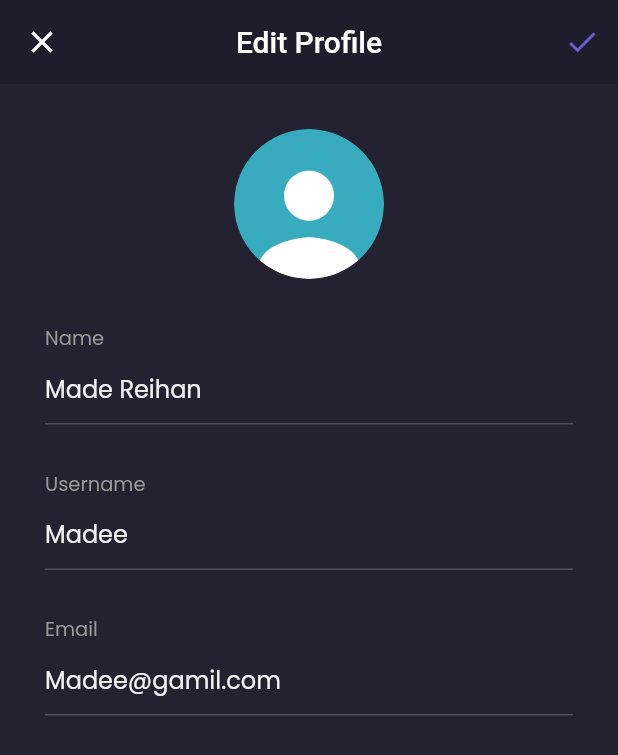
After one commit to Madeean/MadeeMerce_mobile, a Flutter app: the EditProfilePage screen opened by its route, on a phone screen of 412 x 824 dp. The commit adds this screen. Shown: the top 755 px of the screen. Run offline on Flutter 3.47's test engine with Material 2 defaults, Android fonts, the phone set to English and light mode, and no system bars; our stand-ins replace google_fonts.

Commit message:
edit profile

```diff
--- a/lib/main.dart
+++ b/lib/main.dart
@@ -1,5 +1,6 @@
 import 'package:flutter/material.dart';
 import 'package:flutter_client/pages/detail_chat_page.dart';
+import 'package:flutter_client/pages/edit_profile_page.dart';
 import 'package:flutter_client/pages/home/main_page.dart';
 import 'package:flutter_client/pages/sign_in_page.dart';
 import 'package:flutter_client/pages/sign_up_page.dart';
@@ -21,6 +22,7 @@ class MyApp extends StatelessWidget {
         '/sign-up': (context) => SignUpPage(),
         '/home': (context) => MainPage(),
         '/detail-chat': (context) => DetailChatPage(),
+        '/edit-profile': (context) => EditProfilePage(),
       },
     );
   }
--- /dev/null
+++ b/lib/pages/edit_profile_page.dart
@@ -0,0 +1,151 @@
+import 'package:flutter/material.dart';
+import 'package:flutter_client/theme.dart';
+
+class EditProfilePage extends StatelessWidget {
+  const EditProfilePage({Key? key}) : super(key: key);
+
+  @override
+  Widget build(BuildContext context) {
+    PreferredSizeWidget header() {
+      return AppBar(
+        leading: IconButton(
+          icon: Icon(Icons.close),
+          onPressed: () {
+            Navigator.pop(context);
+          },
+        ),
+        backgroundColor: backgroundColor1,
+        elevation: 0,
+        centerTitle: true,
+        title: Text('Edit Profile'),
+        actions: [
+          IconButton(
+            onPressed: () {},
+            icon: Icon(
+              Icons.check,
+              color: primaryColor,
+            ),
+          ),
+        ],
+      );
+    }
+
+    Widget nameInput() {
+      return Container(
+        margin: EdgeInsets.only(top: 30),
+        child: Column(
+          crossAxisAlignment: CrossAxisAlignment.start,
+          children: [
+            Text(
+              'Name',
+              style: secondaryTextStyle.copyWith(fontSize: 13),
+            ),
+            TextFormField(
+              style: primaryTextStyle,
+              decoration: InputDecoration(
+                hintText: 'Made Reihan',
+                hintStyle: primaryTextStyle,
+                enabledBorder: UnderlineInputBorder(
+                  borderSide: BorderSide(
+                    color: subtitleColor,
+                  ),
+                ),
+              ),
+            ),
+          ],
+        ),
+      );
+    }
+
+    Widget emailInput() {
+      return Container(
+        margin: EdgeInsets.only(top: 30),
+        child: Column(
+          crossAxisAlignment: CrossAxisAlignment.start,
+          children: [
+            Text(
+              'Email',
+              style: secondaryTextStyle.copyWith(fontSize: 13),
+            ),
+            TextFormField(
+              style: primaryTextStyle,
+              decoration: InputDecoration(
+                hintText: 'Madee@gamil.com',
+                hintStyle: primaryTextStyle,
+                enabledBorder: UnderlineInputBorder(
+                  borderSide: BorderSide(
+                    color: subtitleColor,
+                  ),
+                ),
+              ),
+            ),
+          ],
+        ),
+      );
+    }
+
+    Widget usernameInput() {
+      return Container(
+        margin: EdgeInsets.only(top: 30),
+        child: Column(
+          crossAxisAlignment: CrossAxisAlignment.start,
+          children: [
+            Text(
+              'Username',
+              style: secondaryTextStyle.copyWith(fontSize: 13),
+            ),
+            TextFormField(
+              style: primaryTextStyle,
+              decoration: InputDecoration(
+                hintText: 'Madee',
+                hintStyle: primaryTextStyle,
+                enabledBorder: UnderlineInputBorder(
+                  borderSide: BorderSide(
+                    color: subtitleColor,
+                  ),
+                ),
+              ),
+            ),
+          ],
+        ),
+      );
+    }
+
+    Widget content() {
+      return Container(
+        width: double.infinity,
+        padding: EdgeInsets.symmetric(horizontal: defaultMargin),
+        child: Column(
+          crossAxisAlignment: CrossAxisAlignment.center,
+          children: [
+            Container(
+              width: 100,
+              height: 100,
+              margin: EdgeInsets.only(
+                top: defaultMargin,
+              ),
+              decoration: BoxDecoration(
+                shape: BoxShape.circle,
+                image: DecorationImage(
+                  image: AssetImage(
+                    'assets/image_profile.png',
+                  ),
+                ),
+              ),
+            ),
+            nameInput(),
+            usernameInput(),
+            emailInput()
+          ],
+        ),
+      );
+    }
+
+    return Scaffold(
+      backgroundColor: backgroundColor3,
+      appBar: header(),
+      body: content(),
+      resizeToAvoidBottomInset: false,
+    );
+  }
+}
--- a/lib/pages/home/chat_page.dart
+++ b/lib/pages/home/chat_page.dart
@@ -78,7 +78,7 @@ class ChatPage extends StatelessWidget {
           'Message Support',
           style: primaryTextStyle.copyWith(
             fontSize: 18,
-            fontWeight: medium,
+            fontWeight: semiBold,
           ),
         ),
         elevation: 0,
--- a/lib/pages/home/main_page.dart
+++ b/lib/pages/home/main_page.dart
@@ -117,7 +117,7 @@ class _MainPageState extends State<MainPage> {
     }
 
     return Scaffold(
-      backgroundColor: backgroundColor1,
+      backgroundColor: currentIndex == 0 ? backgroundColor1 : backgroundColor3,
       floatingActionButton: cartButton(),
       floatingActionButtonLocation: FloatingActionButtonLocation.centerDocked,
       bottomNavigationBar: customBottomNav(),
--- a/lib/pages/home/profile_page.dart
+++ b/lib/pages/home/profile_page.dart
@@ -43,9 +43,15 @@ class ProfilePage extends StatelessWidget {
                     ],
                   ),
                 ),
-                Image.asset(
-                  'assets/button_exit.png',
-                  width: 20,
+                GestureDetector(
+                  onTap: () {
+                    Navigator.pushNamed(context, '/sign-in',
+                        arguments: (route) => false);
+                  },
+                  child: Image.asset(
+                    'assets/button_exit.png',
+                    width: 20,
+                  ),
                 ),
               ],
             ),
@@ -94,7 +100,12 @@ class ProfilePage extends StatelessWidget {
                   fontWeight: semiBold,
                 ),
               ),
-              menuItem('Edit Profile'),
+              GestureDetector(
+                onTap: () {
+                  Navigator.pushNamed(context, '/edit-profile');
+                },
+                child: menuItem('Edit Profile'),
+              ),
               menuItem('Your Orders'),
               menuItem('Help'),
               SizedBox(
```
